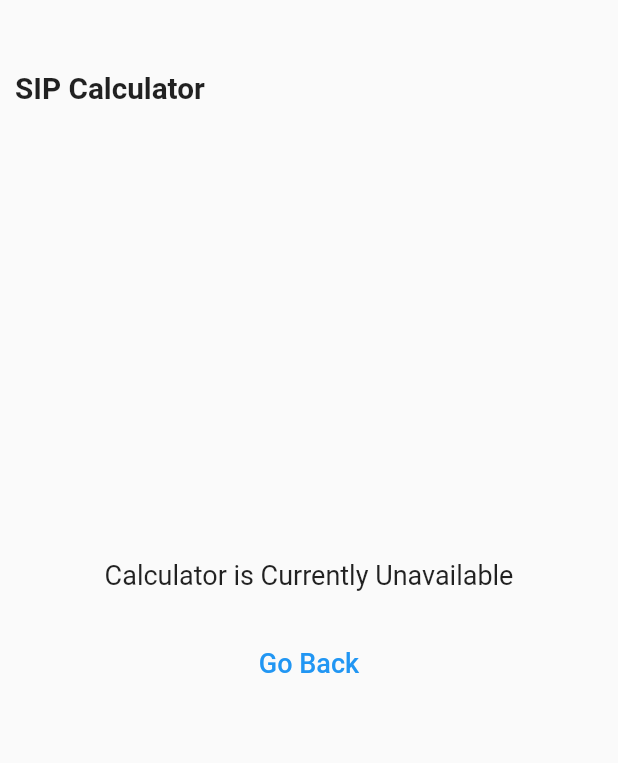
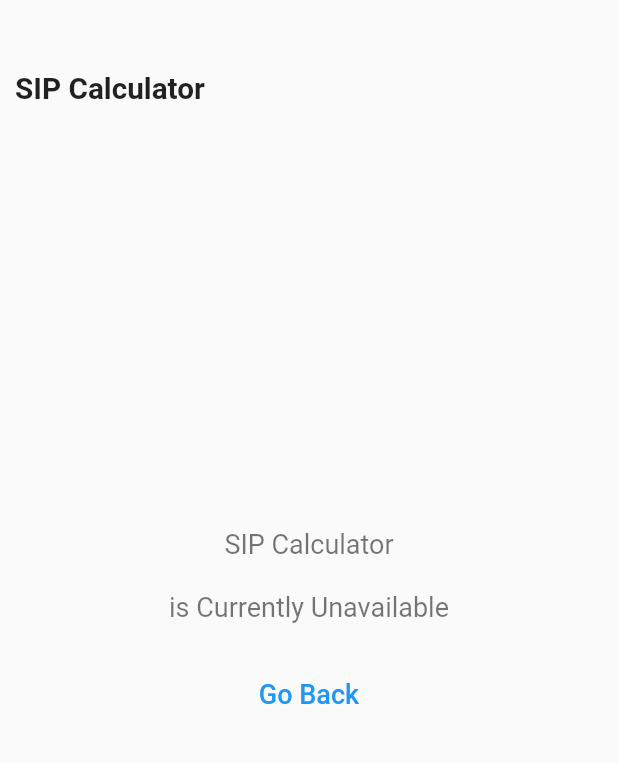
Before and after one commit to shonibaredavida/kodecamp_calculator_app, a Flutter app: the SoonToCome screen opened directly, on a phone screen of 412 x 824 dp, the part 114-877 px from its top. Run offline on Flutter 3.47's test engine with Material 2 defaults, Android fonts, the phone set to English and light mode, and no system bars; our stand-ins replace get, syncfusion_flutter_sliders.

Commit message:
errors cleared

```diff
--- a/lib/Screen/bmi_calculator_screen.dart
+++ b/lib/Screen/bmi_calculator_screen.dart
@@ -152,7 +152,7 @@ class BMICalculatorScreen extends StatelessWidget {
                                             fontSize: AppSizes.fontSizeMd)),
                                     Text(
                                       "${controller.bmi} kg/m²",
-                                      style: TextStyle(
+                                      style: const TextStyle(
                                           fontSize: AppSizes.fontSizeMd),
                                     ),
                                   ],
@@ -173,7 +173,7 @@ class BMICalculatorScreen extends StatelessWidget {
                                     ),
                                     Text(
                                       "${controller.heightString} m  ",
-                                      style: TextStyle(
+                                      style: const TextStyle(
                                           fontSize: AppSizes.fontSizeMd),
                                     ),
                                   ],
@@ -193,7 +193,7 @@ class BMICalculatorScreen extends StatelessWidget {
                                     ),
                                     Text(
                                       "${controller.weight} kg  ",
-                                      style: TextStyle(
+                                      style: const TextStyle(
                                           fontSize: AppSizes.fontSizeMd),
                                     ),
                                   ],
--- a/lib/Screen/c_to_f_calculator_screen.dart
+++ b/lib/Screen/c_to_f_calculator_screen.dart
@@ -105,7 +105,7 @@ class CelFahCalculatorScreen extends StatelessWidget {
                                     ),
                                     Text(
                                       "${controller.fahrenheit} F",
-                                      style: TextStyle(
+                                      style: const TextStyle(
                                           fontSize: AppSizes.fontSizeMd),
                                     ),
                                   ],
@@ -126,7 +126,7 @@ class CelFahCalculatorScreen extends StatelessWidget {
                                     ),
                                     Text(
                                       "${controller.celsiusValue} ºC",
-                                      style: TextStyle(
+                                      style: const TextStyle(
                                           fontSize: AppSizes.fontSizeMd),
                                     ),
                                   ],
--- a/lib/Screen/fd_calculator_screen.dart
+++ b/lib/Screen/fd_calculator_screen.dart
@@ -206,7 +206,7 @@ class FDCalculatorScreen extends StatelessWidget {
                                     Text(
                                       toCurrency(controller.amtInvested)
                                           .toString(),
-                                      style: TextStyle(
+                                      style: const TextStyle(
                                           fontSize: AppSizes.fontSizeMd),
                                     ),
                                   ],
@@ -228,7 +228,7 @@ class FDCalculatorScreen extends StatelessWidget {
                                     Text(
                                       toCurrency(controller.estReturn)
                                           .toString(),
-                                      style: TextStyle(
+                                      style: const TextStyle(
                                           fontSize: AppSizes.fontSizeMd),
                                     ),
                                   ],
@@ -250,7 +250,7 @@ class FDCalculatorScreen extends StatelessWidget {
                                     Text(
                                       toCurrency(controller.totalAmount)
                                           .toString(),
-                                      style: TextStyle(
+                                      style: const TextStyle(
                                           fontSize: AppSizes.fontSizeMd),
                                     ),
                                   ],
--- a/lib/Screen/loan_calculator_screen.dart
+++ b/lib/Screen/loan_calculator_screen.dart
@@ -204,7 +204,7 @@ class LoanCalculatorScreen extends StatelessWidget {
                                     ),
                                     Text(
                                       toCurrency(controller.monthlyPayment),
-                                      style: TextStyle(
+                                      style: const TextStyle(
                                           fontSize: AppSizes.fontSizeMd),
                                     ),
                                   ],
@@ -225,7 +225,7 @@ class LoanCalculatorScreen extends StatelessWidget {
                                     ),
                                     Text(
                                       toCurrency(controller.loanAmt),
-                                      style: TextStyle(
+                                      style: const TextStyle(
                                           fontSize: AppSizes.fontSizeMd),
                                     ),
                                   ],
@@ -264,7 +264,7 @@ class LoanCalculatorScreen extends StatelessWidget {
                                     ),
                                     Text(
                                       toCurrency(controller.totalAmount),
-                                      style: TextStyle(
+                                      style: const TextStyle(
                                           fontSize: AppSizes.fontSizeMd),
                                     ),
                                   ],
--- a/lib/Screen/soon_to_come_screen.dart
+++ b/lib/Screen/soon_to_come_screen.dart
@@ -17,7 +17,7 @@ class SoonToCome extends StatelessWidget {
           child: Column(
             crossAxisAlignment: CrossAxisAlignment.stretch,
             children: [
-              LogoWidget(),
+              const LogoWidget(),
               Text(
                 "$name Calculator",
                 textAlign: TextAlign.left,
@@ -30,9 +30,11 @@ class SoonToCome extends StatelessWidget {
                 child: Column(
                   mainAxisAlignment: MainAxisAlignment.center,
                   children: [
-                    const Text(
-                      "Calculator is Currently Unavailable",
-                      style: TextStyle(fontSize: AppSizes.fontSizeLg),
+                    Text(
+                      "$name Calculator\n \nis Currently Unavailable",
+                      textAlign: TextAlign.center,
+                      style: const TextStyle(
+                          fontSize: AppSizes.fontSizeLg, color: Colors.black54),
                     ),
                     const SizedBox(height: AppSizes.defaultSpace),
                     TextButton(
```
